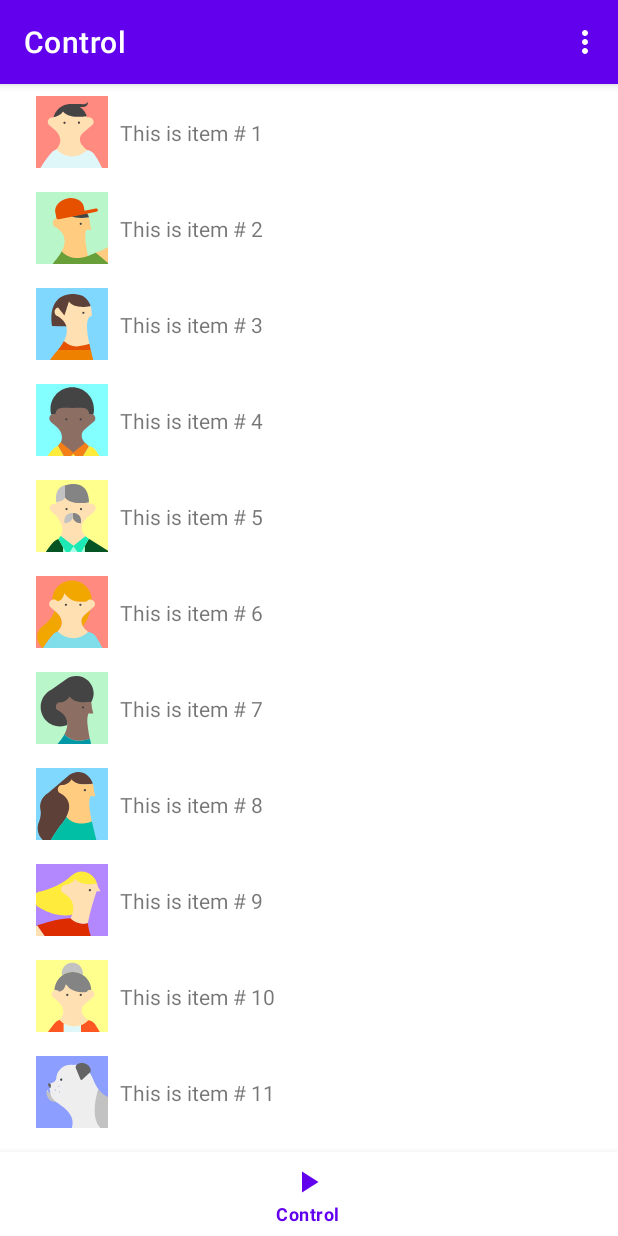
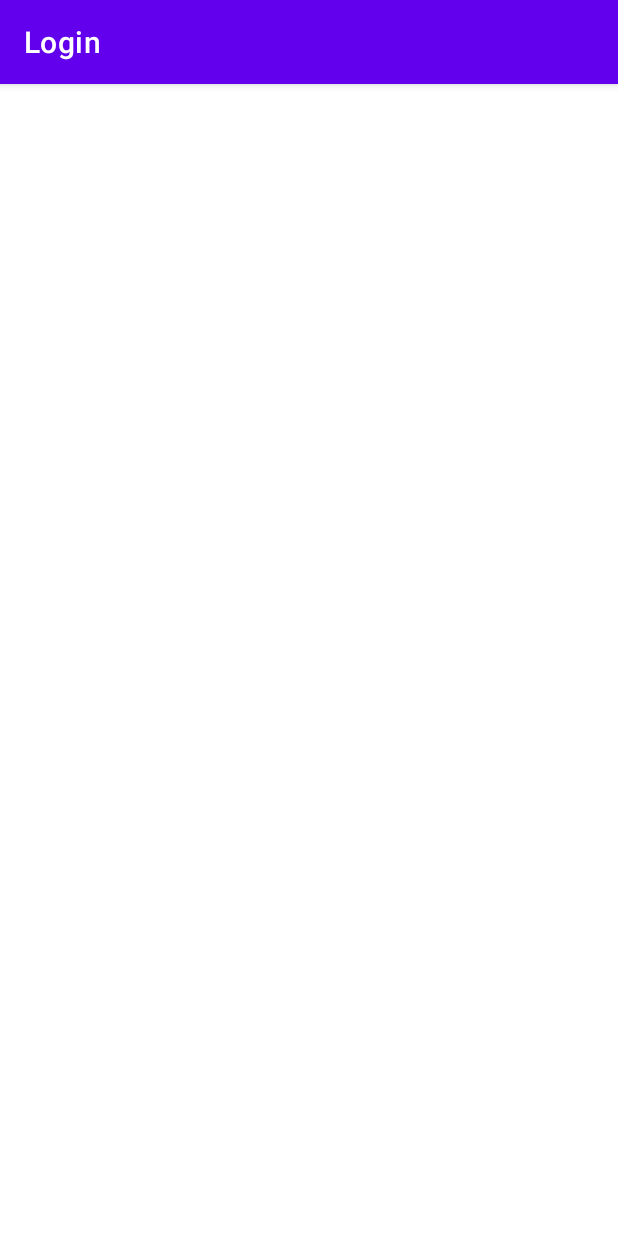
Before and after one commit to staryj/rtkar, an Android app: the screen it shows after launch (MainActivity), on a phone screen of 412 x 824 dp. Run offline under Robolectric (Android 15) with nearby library versions, the phone set to English and light mode, and no system bars; our stand-ins replace navigation-ui; 2 statements that could not run were skipped.

Commit message:
Separated guest and authorized users

```diff
--- a/app/src/main/java/com/ngerasimov/rtkar/MainActivity.kt
+++ b/app/src/main/java/com/ngerasimov/rtkar/MainActivity.kt
@@ -3,7 +3,10 @@ package com.ngerasimov.rtkar
 import android.os.Bundle
 import android.view.Menu
 import android.view.MenuItem
+import android.view.View
 import com.google.android.material.navigation.NavigationView
+import androidx.drawerlayout.widget.DrawerLayout
+import androidx.lifecycle.lifecycleScope
 import androidx.navigation.findNavController
 import androidx.navigation.fragment.NavHostFragment
 import androidx.navigation.ui.AppBarConfiguration
@@ -11,12 +14,16 @@ import androidx.navigation.ui.navigateUp
 import androidx.navigation.ui.setupActionBarWithNavController
 import androidx.navigation.ui.setupWithNavController
 import androidx.appcompat.app.AppCompatActivity
+import com.ngerasimov.rtkar.data.StorageManager
 import com.ngerasimov.rtkar.databinding.ActivityMainBinding
+import kotlinx.coroutines.flow.first
+import kotlinx.coroutines.launch
 
 class MainActivity : AppCompatActivity() {
 
     private lateinit var appBarConfiguration: AppBarConfiguration
     private lateinit var binding: ActivityMainBinding
+    private lateinit var storageManager: StorageManager
 
     override fun onCreate(savedInstanceState: Bundle?) {
         super.onCreate(savedInstanceState)
@@ -24,9 +31,73 @@ class MainActivity : AppCompatActivity() {
         setContentView(binding.root)
         setSupportActionBar(binding.appBarMain.toolbar)
 
+        storageManager = StorageManager(this)
+
         val navHostFragment =
             (supportFragmentManager.findFragmentById(R.id.nav_host_fragment_content_main) as NavHostFragment?)!!
         val navController = navHostFragment.navController
+
+        // Check auth status and set start destination
+        lifecycleScope.launch {
+            val authToken = storageManager.authToken.first()
+            val isAuthorized = !authToken.isNullOrEmpty()
+
+            // Setup navigation based on auth status
+            setupNavigation(isAuthorized)
+
+            // Navigate to correct destination based on auth status
+            val currentDestination = navController.currentDestination?.id
+            if (isAuthorized && (currentDestination == null || currentDestination == R.id.nav_login)) {
+                // If authorized and on login or no destination, go to control
+                navController.navigate(R.id.nav_control) {
+                    // Clear back stack so user can't go back to login
+                    popUpTo(R.id.nav_login) { inclusive = true }
+                }
+            } else if (!isAuthorized && currentDestination != null && currentDestination != R.id.nav_login) {
+                // If not authorized and not on login, go to login
+                navController.navigate(R.id.nav_login) {
+                    // Clear back stack
+                    popUpTo(R.id.nav_control) { inclusive = true }
+                }
+            }
+        }
+
+        // Observe auth token changes to update UI
+        lifecycleScope.launch {
+            storageManager.authToken.collect { authToken ->
+                val isAuthorized = !authToken.isNullOrEmpty()
+
+                // Update navigation configuration
+                setupNavigation(isAuthorized)
+
+                // Navigate based on auth status changes
+                val currentDestination = navController.currentDestination?.id
+                if (!isAuthorized && currentDestination != null && currentDestination != R.id.nav_login) {
+                    // User logged out or token cleared - redirect to login
+                    navController.navigate(R.id.nav_login) {
+                        popUpTo(R.id.nav_control) { inclusive = true }
+                    }
+                } else if (isAuthorized && currentDestination == R.id.nav_login) {
+                    // User just logged in - redirect to control
+                    navController.navigate(R.id.nav_control) {
+                        popUpTo(R.id.nav_login) { inclusive = true }
+                    }
+                }
+            }
+        }
+    }
+
+    private fun setupNavigation(isAuthorized: Boolean) {
+        val navHostFragment =
+            (supportFragmentManager.findFragmentById(R.id.nav_host_fragment_content_main) as NavHostFragment?)!!
+        val navController = navHostFragment.navController
+
+        if (isAuthorized) {
+            // Authorized users: Control and Settings - show navigation menus
+            binding.navView?.visibility = View.VISIBLE
+            binding.drawerLayout?.setDrawerLockMode(DrawerLayout.LOCK_MODE_UNLOCKED)
+
+            binding.appBarMain.contentMain.bottomNavView?.visibility = View.VISIBLE
 
             binding.navView?.let {
                 appBarConfiguration = AppBarConfiguration(
@@ -42,11 +113,40 @@ class MainActivity : AppCompatActivity() {
             binding.appBarMain.contentMain.bottomNavView?.let {
                 appBarConfiguration = AppBarConfiguration(
                     setOf(
-                    R.id.nav_control
+                        R.id.nav_control, R.id.nav_settings
                     )
                 )
                 setupActionBarWithNavController(navController, appBarConfiguration)
                 it.setupWithNavController(navController)
+            }
+        } else {
+            // Guest users: Login only - hide navigation menus
+            binding.navView?.visibility = View.GONE
+            binding.drawerLayout?.setDrawerLockMode(DrawerLayout.LOCK_MODE_LOCKED_CLOSED)
+
+            binding.appBarMain.contentMain.bottomNavView?.visibility = View.GONE
+
+            // Setup navigation without drawer/bottom nav for guests
+            appBarConfiguration = AppBarConfiguration(
+                setOf(R.id.nav_login)
+            )
+            setupActionBarWithNavController(navController, appBarConfiguration)
+        }
+
+        updateMenuVisibility(isAuthorized)
+    }
+
+    private fun updateMenuVisibility(isAuthorized: Boolean) {
+        binding.navView?.menu?.let { menu ->
+            menu.findItem(R.id.nav_control)?.isVisible = isAuthorized
+            menu.findItem(R.id.nav_settings)?.isVisible = isAuthorized
+            menu.findItem(R.id.nav_login)?.isVisible = !isAuthorized
+        }
+
+        binding.appBarMain.contentMain.bottomNavView?.menu?.let { menu ->
+            menu.findItem(R.id.nav_control)?.isVisible = isAuthorized
+            menu.findItem(R.id.nav_settings)?.isVisible = isAuthorized
+            menu.findItem(R.id.nav_login)?.isVisible = !isAuthorized
         }
     }
 
@@ -59,6 +159,13 @@ class MainActivity : AppCompatActivity() {
             // The navigation drawer already has the items including the items in the overflow menu
             // We only inflate the overflow menu if the navigation drawer isn't visible
             menuInflater.inflate(R.menu.overflow, menu)
+
+            // Update overflow menu visibility based on auth status
+            lifecycleScope.launch {
+                val authToken = storageManager.authToken.first()
+                val isAuthorized = !authToken.isNullOrEmpty()
+                menu.findItem(R.id.nav_settings)?.isVisible = isAuthorized
+            }
         }
         return result
     }
--- /dev/null
+++ b/app/src/main/java/com/ngerasimov/rtkar/ui/login/LoginFragment.kt
@@ -0,0 +1,28 @@
+package com.ngerasimov.rtkar.ui.login
+
+import android.os.Bundle
+import android.view.LayoutInflater
+import android.view.View
+import android.view.ViewGroup
+import androidx.fragment.app.Fragment
+import com.ngerasimov.rtkar.databinding.FragmentLoginBinding
+
+class LoginFragment : Fragment() {
+
+    private var _binding: FragmentLoginBinding? = null
+    private val binding get() = _binding!!
+
+    override fun onCreateView(
+        inflater: LayoutInflater,
+        container: ViewGroup?,
+        savedInstanceState: Bundle?
+    ): View {
+        _binding = FragmentLoginBinding.inflate(inflater, container, false)
+        return binding.root
+    }
+
+    override fun onDestroyView() {
+        super.onDestroyView()
+        _binding = null
+    }
+}
--- /dev/null
+++ b/app/src/main/res/drawable/ic_login_black_24dp.xml
@@ -0,0 +1,10 @@
+<vector xmlns:android="http://schemas.android.com/apk/res/android"
+    android:width="24dp"
+    android:height="24dp"
+    android:tint="?attr/colorControlNormal"
+    android:viewportWidth="24"
+    android:viewportHeight="24">
+    <path
+        android:fillColor="@android:color/white"
+        android:pathData="M11,7L9.6,8.4l2.6,2.6H2v2h10.2l-2.6,2.6L11,17l5,-5zM20,19h-8v2h8c1.1,0 2,-0.9 2,-2V5c0,-1.1 -0.9,-2 -2,-2h-8v2h8v14z" />
+</vector>
--- /dev/null
+++ b/app/src/main/res/layout/fragment_login.xml
@@ -0,0 +1,8 @@
+<?xml version="1.0" encoding="utf-8"?>
+<androidx.constraintlayout.widget.ConstraintLayout xmlns:android="http://schemas.android.com/apk/res/android"
+    xmlns:tools="http://schemas.android.com/tools"
+    android:layout_width="match_parent"
+    android:layout_height="match_parent"
+    tools:context=".ui.login.LoginFragment">
+
+</androidx.constraintlayout.widget.ConstraintLayout>
--- a/app/src/main/res/menu/bottom_navigation.xml
+++ b/app/src/main/res/menu/bottom_navigation.xml
@@ -5,8 +5,16 @@
 
     <group android:checkableBehavior="single">
         <item
+            android:id="@+id/nav_login"
+            android:icon="@drawable/ic_login_black_24dp"
+            android:title="@string/menu_login" />
+        <item
             android:id="@+id/nav_control"
             android:icon="@drawable/ic_control_black_24dp"
             android:title="@string/menu_control" />
+        <item
+            android:id="@+id/nav_settings"
+            android:icon="@drawable/ic_settings_black_24dp"
+            android:title="@string/menu_settings" />
     </group>
 </menu>
--- a/app/src/main/res/menu/navigation_drawer.xml
+++ b/app/src/main/res/menu/navigation_drawer.xml
@@ -4,6 +4,10 @@
     tools:showIn="navigation_view">
 
     <group android:checkableBehavior="single">
+        <item
+            android:id="@+id/nav_login"
+            android:icon="@drawable/ic_login_black_24dp"
+            android:title="@string/menu_login" />
         <item
             android:id="@+id/nav_control"
             android:icon="@drawable/ic_control_black_24dp"
--- a/app/src/main/res/navigation/mobile_navigation.xml
+++ b/app/src/main/res/navigation/mobile_navigation.xml
@@ -3,7 +3,13 @@
     xmlns:app="http://schemas.android.com/apk/res-auto"
     xmlns:tools="http://schemas.android.com/tools"
     android:id="@+id/mobile_navigation"
-    app:startDestination="@+id/nav_control">
+    app:startDestination="@+id/nav_login">
+
+    <fragment
+        android:id="@+id/nav_login"
+        android:name="com.ngerasimov.rtkar.ui.login.LoginFragment"
+        android:label="@string/menu_login"
+        tools:layout="@layout/fragment_login" />
 
     <fragment
         android:id="@+id/nav_control"
--- a/app/src/main/res/values/strings.xml
+++ b/app/src/main/res/values/strings.xml
@@ -4,6 +4,11 @@
 
     <string name="menu_control">Control</string>
     <string name="menu_settings">Settings</string>
+    <string name="menu_login">Login</string>
+
+    <string name="login_username_hint">Username</string>
+    <string name="login_password_hint">Password</string>
+    <string name="login_button">Login</string>
 
     <string name="image_view_item_control_content_description">Represents an image view in the
         item
```
Also changed, not shown: app/src/main/java/com/ngerasimov/rtkar/ui/login/LoginViewModel.kt (added, +34 -0 lines). Lines whose indentation alone changed are shown as unchanged.
